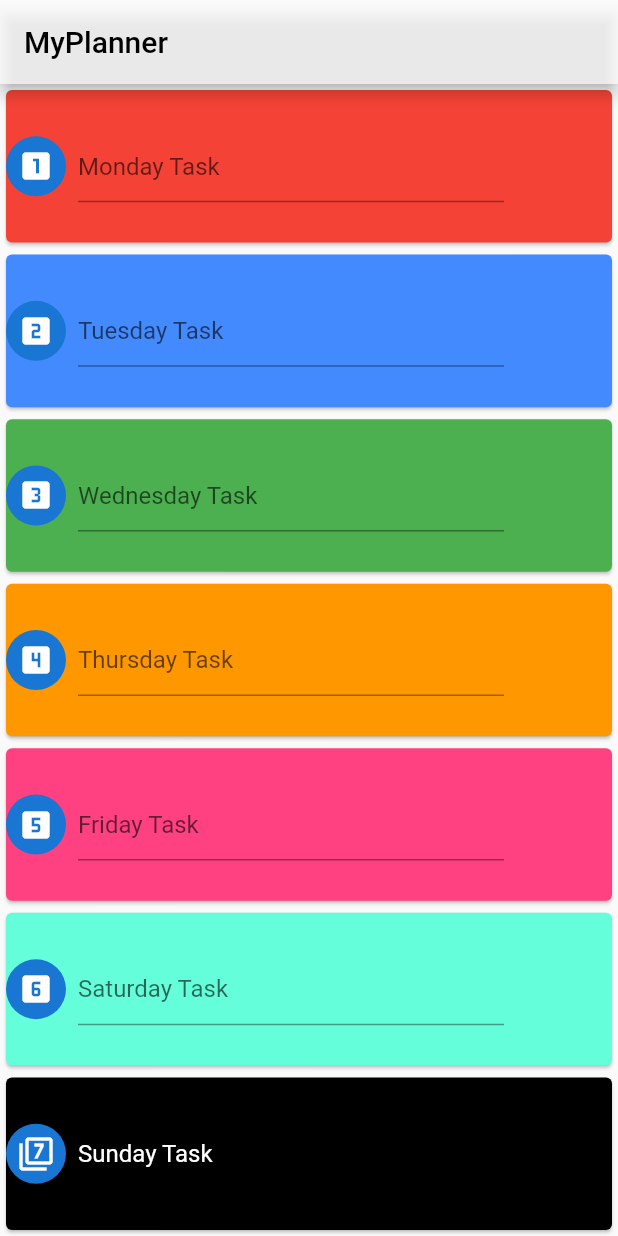
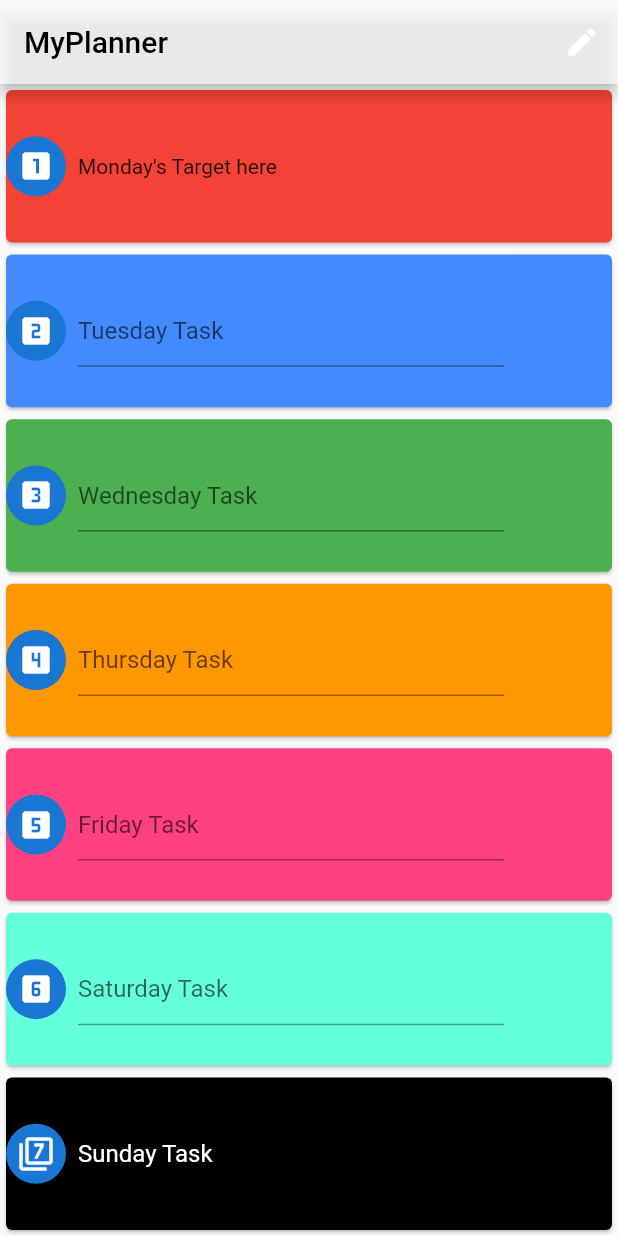
Before and after one commit to Nehanshj/dayplanner, a Flutter app: the screen it shows after launch, on a phone screen of 412 x 824 dp. Run offline on Flutter 3.47's test engine with Material 2 defaults, Android fonts, the phone set to English and light mode, and no system bars.

Commit message:
added edit bottom sheet

```diff
--- /dev/null
+++ b/lib/Data.dart
@@ -0,0 +1,27 @@
+import 'package:flutter/material.dart';
+
+class Data {
+  List<DropdownMenuItem> days = [
+    DropdownMenuItem(child: Text('Monday')),
+    DropdownMenuItem(child: Text('Tuesday')),
+    DropdownMenuItem(child: Text('Wednesday')),
+    DropdownMenuItem(child: Text('Thursday')),
+    DropdownMenuItem(child: Text('Friday')),
+    DropdownMenuItem(child: Text('Saturday')),
+    DropdownMenuItem(child: Text('Sunday'))
+  ];
+
+  String mondayText = 'Monday\'s Target here';
+  String tuesdayText;
+  String wednesdayText;
+  String thursdayText;
+  String fridayText;
+  String saturdayText;
+  String sundayText;
+
+  void changeText(String day, String text) {
+    if (day == 'Monday') {
+      mondayText = text;
+    }
+  }
+}
--- a/lib/main.dart
+++ b/lib/main.dart
@@ -1,4 +1,7 @@
 import 'package:flutter/material.dart';
+
+import 'Data.dart';
+import 'edit_bottomsheet.dart';
 
 void main() => runApp(MyApp());
 
@@ -25,6 +28,27 @@ class _MyHomePageState extends State<MyHomePage> {
   Widget build(BuildContext context) {
     return Scaffold(
       appBar: AppBar(
+        actions: <Widget>[
+          IconButton(
+            icon: Icon(Icons.edit),
+            onPressed: () {
+              showModalBottomSheet(
+                context: context,
+                builder: (context) =>
+                    SingleChildScrollView(
+                        child: Container(
+                          padding: EdgeInsets.only(
+                              bottom: MediaQuery
+                                  .of(context)
+                                  .viewInsets
+                                  .bottom),
+                          child: Edit(),
+                        )),
+                isScrollControlled: true,
+              );
+            },
+          )
+        ],
         title: Text(
           'MyPlanner',
           style: TextStyle(
@@ -54,13 +78,8 @@ class _MyHomePageState extends State<MyHomePage> {
                     Container(
                       padding: EdgeInsets.all(8.0),
                       width: 300.0,
-                      child: TextField(
-                        decoration: new InputDecoration(
-                          hintText: 'Monday Task',
-                        ),
-                        maxLines: 1,
+                      child: Text(Data().mondayText),
                       ),
-                    ),
                   ],
                 ),
               ),
```
Also changed, not shown: lib/edit_bottomsheet.dart (added, +69 -0 lines).
